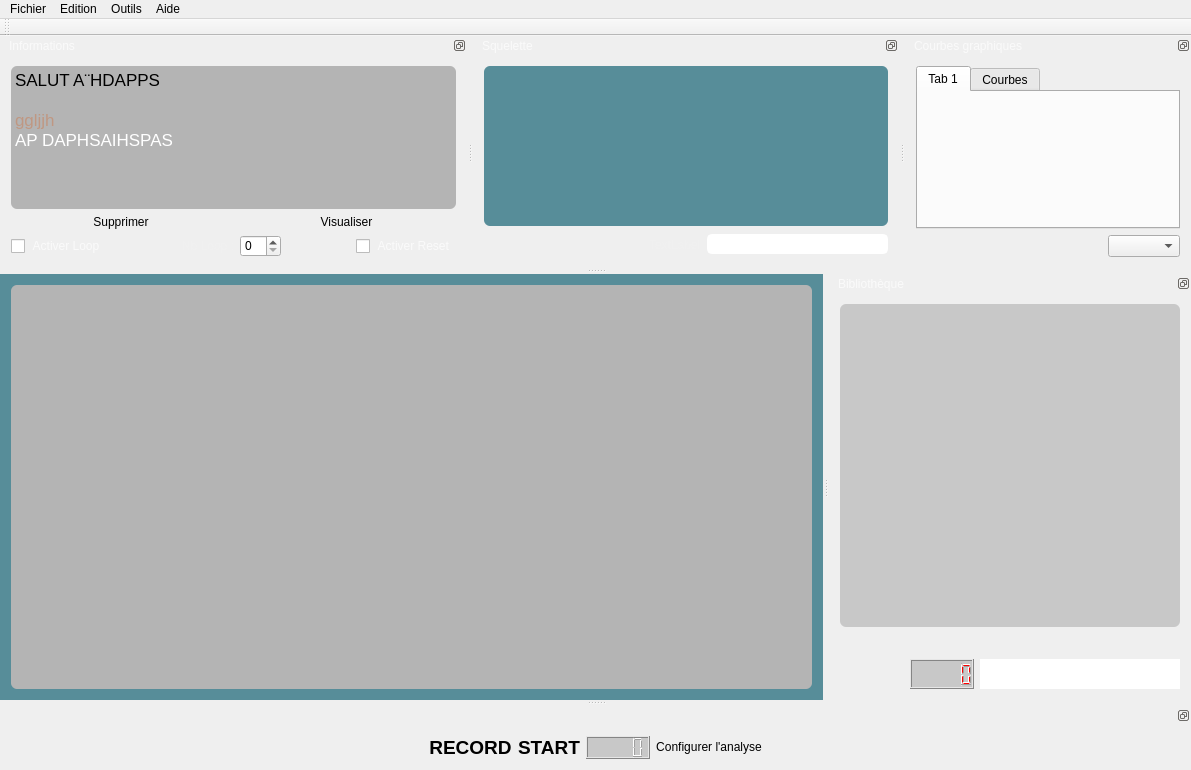
Before: the Qt Designer form mainwindow.ui in nicoctopus/octopus, drawn with Qt 5.
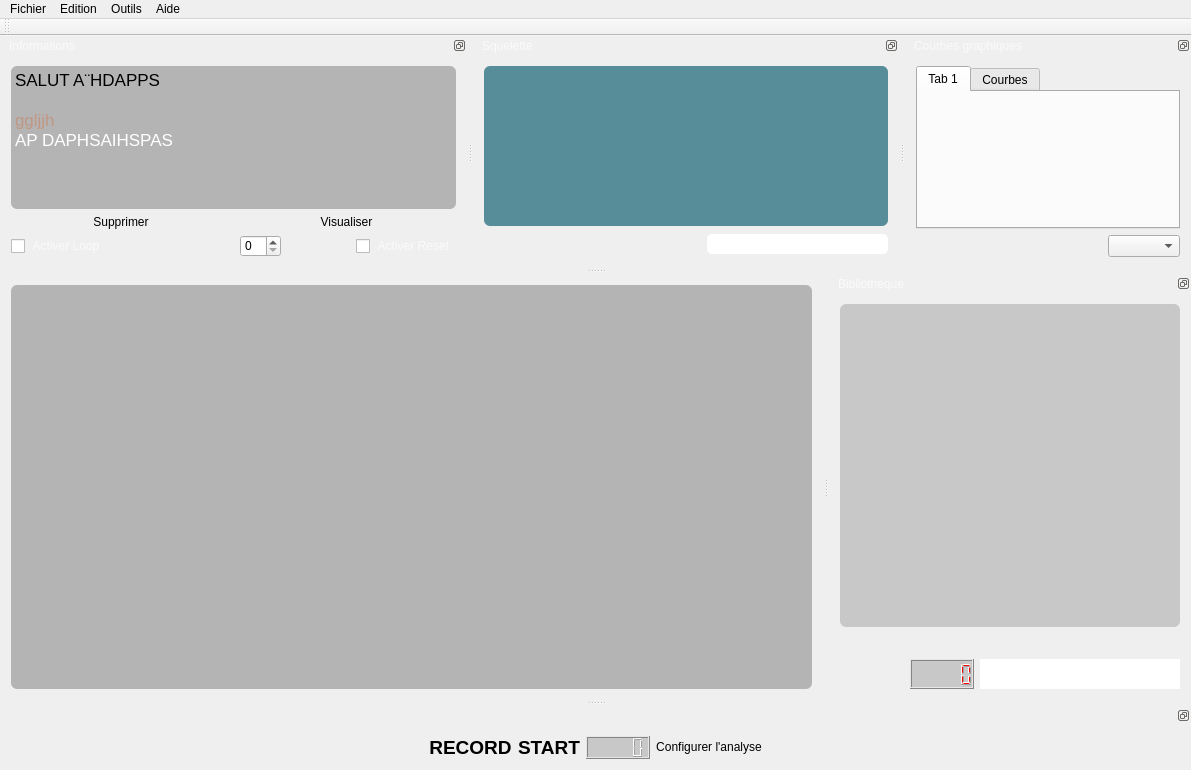
After: the same form once the commit is applied. Icons and pictures are not drawn. Custom widgets are drawn as their Qt base class.

Commit message: commit a ne pas prendre en compte

```diff
--- a/mainwindow.ui
+++ b/mainwindow.ui
@@ -24,7 +24,7 @@
 
 /*border: 1px solid lightgray;*/
 
-background-color: rgb(66,66,72);
+background-color: rgb(66,66,140);
 
 color: rgb(250,250,250);
 
@@ -354,7 +354,9 @@
   </property>
   <widget class="QWidget" name="centralWidget">
    <property name="styleSheet">
-    <string notr="true">background-color : rgb(87, 141, 153);</string>
+    <string notr="true">
+ background-color: qlineargradient(x1: 0, y1: 0, x2: 0, y2: 1,
+                                       stop: 0 rgb(66,155,221), stop: 1 rgb(46,135,201));</string>
    </property>
    <layout class="QVBoxLayout" name="verticalLayout">
     <item>
```
